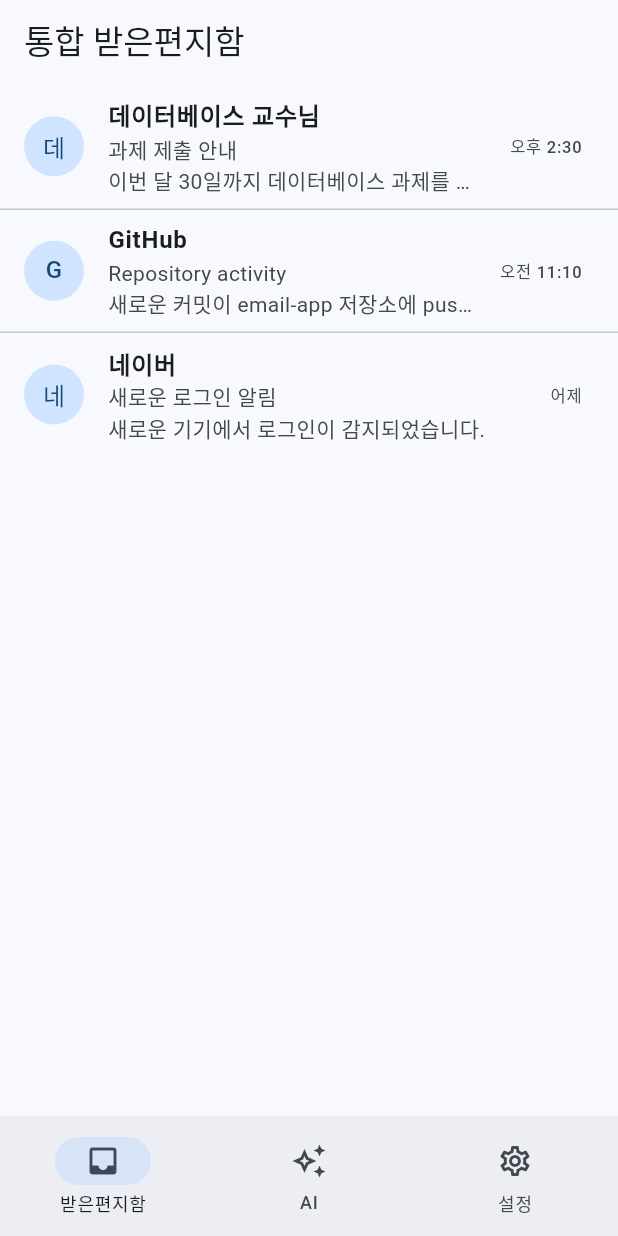
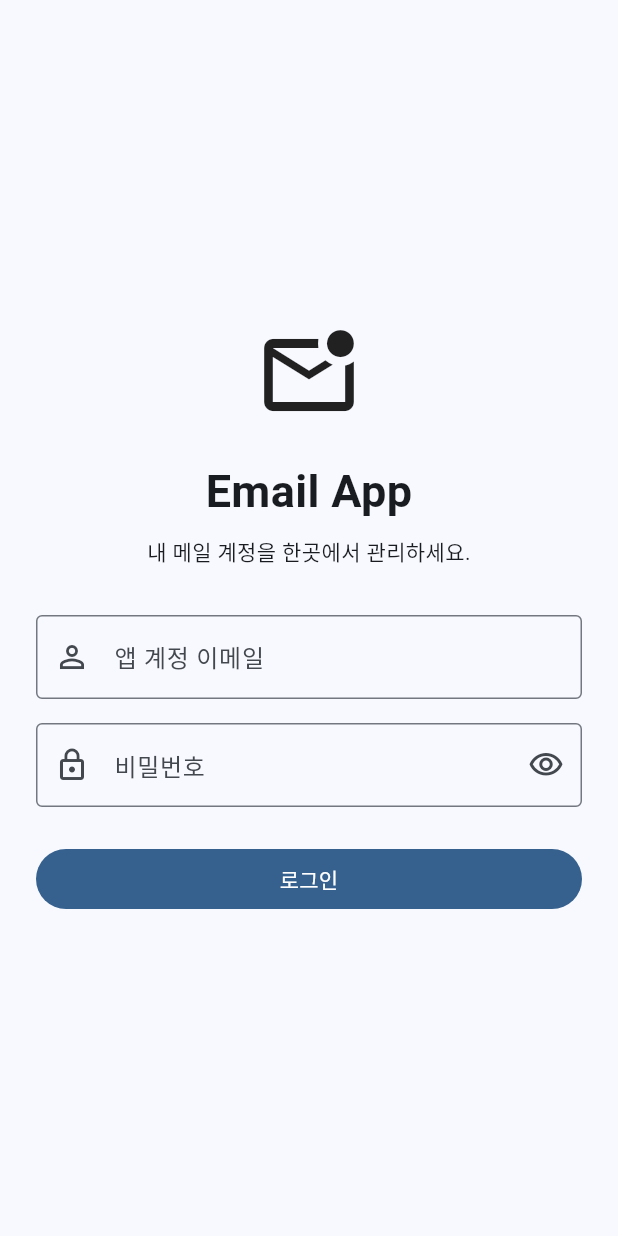
Before and after one commit to wiumoo/email-app, a Flutter app: the screen it shows after launch, on a phone screen of 412 x 824 dp. Run offline on Flutter 3.47's test engine with Material 3 defaults, Android fonts, the phone set to English and light mode, and no system bars.

Commit message:
feat: add app login and logout flow

```diff
--- a/mobile/lib/main.dart
+++ b/mobile/lib/main.dart
@@ -1,13 +1,33 @@
 import 'package:flutter/material.dart';
 
 import 'pages/home_page.dart';
+import 'pages/login_page.dart';
 
 void main() {
   runApp(const EmailApp());
 }
 
-class EmailApp extends StatelessWidget {
+class EmailApp extends StatefulWidget {
   const EmailApp({super.key});
+
+  @override
+  State<EmailApp> createState() => _EmailAppState();
+}
+
+class _EmailAppState extends State<EmailApp> {
+  bool isLoggedIn = false;
+
+  void login() {
+    setState(() {
+      isLoggedIn = true;
+    });
+  }
+
+  void logout() {
+    setState(() {
+      isLoggedIn = false;
+    });
+  }
 
   @override
   Widget build(BuildContext context) {
@@ -15,12 +35,10 @@ class EmailApp extends StatelessWidget {
       debugShowCheckedModeBanner: false,
       title: 'Email App',
       theme: ThemeData(
-        colorScheme: ColorScheme.fromSeed(
-          seedColor: Colors.blue,
-        ),
+        colorScheme: ColorScheme.fromSeed(seedColor: Colors.blue),
         useMaterial3: true,
       ),
-      home: const HomePage(),
+      home: isLoggedIn ? HomePage(onLogout: logout) : LoginPage(onLogin: login),
     );
   }
 }
--- a/mobile/lib/pages/home_page.dart
+++ b/mobile/lib/pages/home_page.dart
@@ -5,7 +5,9 @@ import 'mail_list_page.dart';
 import 'settings_page.dart';
 
 class HomePage extends StatefulWidget {
-  const HomePage({super.key});
+  final VoidCallback onLogout;
+
+  const HomePage({super.key, required this.onLogout});
 
   @override
   State<HomePage> createState() => _HomePageState();
@@ -14,25 +16,23 @@ class HomePage extends StatefulWidget {
 class _HomePageState extends State<HomePage> {
   int selectedIndex = 0;
 
-  final List<Widget> pages = const [
-    MailListPage(),
-    AiPage(),
-    SettingsPage(),
-  ];
-
-  void changePage(int index) {
-    setState(() {
-      selectedIndex = index;
-    });
-  }
-
   @override
   Widget build(BuildContext context) {
+    final pages = [
+      const MailListPage(),
+      const AiPage(),
+      SettingsPage(onLogout: widget.onLogout),
+    ];
+
     return Scaffold(
       body: pages[selectedIndex],
       bottomNavigationBar: NavigationBar(
         selectedIndex: selectedIndex,
-        onDestinationSelected: changePage,
+        onDestinationSelected: (index) {
+          setState(() {
+            selectedIndex = index;
+          });
+        },
         destinations: const [
           NavigationDestination(
             icon: Icon(Icons.inbox_outlined),
--- /dev/null
+++ b/mobile/lib/pages/login_page.dart
@@ -0,0 +1,124 @@
+import 'package:flutter/material.dart';
+
+class LoginPage extends StatefulWidget {
+  final VoidCallback onLogin;
+
+  const LoginPage({super.key, required this.onLogin});
+
+  @override
+  State<LoginPage> createState() => _LoginPageState();
+}
+
+class _LoginPageState extends State<LoginPage> {
+  final formKey = GlobalKey<FormState>();
+  final emailController = TextEditingController();
+  final passwordController = TextEditingController();
+
+  bool hidePassword = true;
+
+  @override
+  void dispose() {
+    emailController.dispose();
+    passwordController.dispose();
+    super.dispose();
+  }
+
+  void login() {
+    final isValid = formKey.currentState?.validate() ?? false;
+
+    if (!isValid) {
+      return;
+    }
+
+    widget.onLogin();
+  }
+
+  @override
+  Widget build(BuildContext context) {
+    return Scaffold(
+      body: Center(
+        child: SingleChildScrollView(
+          padding: const EdgeInsets.all(24),
+          child: ConstrainedBox(
+            constraints: const BoxConstraints(maxWidth: 420),
+            child: Form(
+              key: formKey,
+              child: Column(
+                crossAxisAlignment: CrossAxisAlignment.stretch,
+                children: [
+                  const Icon(Icons.mark_email_unread_outlined, size: 72),
+                  const SizedBox(height: 20),
+                  const Text(
+                    'Email App',
+                    textAlign: TextAlign.center,
+                    style: TextStyle(fontSize: 30, fontWeight: FontWeight.bold),
+                  ),
+                  const SizedBox(height: 8),
+                  const Text(
+                    '내 메일 계정을 한곳에서 관리하세요.',
+                    textAlign: TextAlign.center,
+                  ),
+                  const SizedBox(height: 32),
+                  TextFormField(
+                    controller: emailController,
+                    keyboardType: TextInputType.emailAddress,
+                    decoration: const InputDecoration(
+                      labelText: '앱 계정 이메일',
+                      border: OutlineInputBorder(),
+                      prefixIcon: Icon(Icons.person_outline),
+                    ),
+                    validator: (value) {
+                      final email = value?.trim() ?? '';
+
+                      if (email.isEmpty) {
+                        return '이메일을 입력하세요.';
+                      }
+
+                      if (!email.contains('@')) {
+                        return '올바른 이메일을 입력하세요.';
+                      }
+
+                      return null;
+                    },
+                  ),
+                  const SizedBox(height: 16),
+                  TextFormField(
+                    controller: passwordController,
+                    obscureText: hidePassword,
+                    decoration: InputDecoration(
+                      labelText: '비밀번호',
+                      border: const OutlineInputBorder(),
+                      prefixIcon: const Icon(Icons.lock_outline),
+                      suffixIcon: IconButton(
+                        onPressed: () {
+                          setState(() {
+                            hidePassword = !hidePassword;
+                          });
+                        },
+                        icon: Icon(
+                          hidePassword
+                              ? Icons.visibility_outlined
+                              : Icons.visibility_off_outlined,
+                        ),
+                      ),
+                    ),
+                    validator: (value) {
+                      if (value == null || value.isEmpty) {
+                        return '비밀번호를 입력하세요.';
+                      }
+
+                      return null;
+                    },
+                    onFieldSubmitted: (_) => login(),
+                  ),
+                  const SizedBox(height: 24),
+                  FilledButton(onPressed: login, child: const Text('로그인')),
+                ],
+              ),
+            ),
+          ),
+        ),
+      ),
+    );
+  }
+}
```
Also changed, not shown: mobile/lib/pages/ai_page.dart (+2 -7 lines), mobile/lib/pages/mail_detail_page.dart (+6 -23 lines), mobile/lib/pages/mail_list_page.dart (+3 -9 lines), mobile/lib/pages/settings_page.dart (+48 -55 lines), mobile/lib/data/dummy_mails.dart (line endings or trailing spaces), mobile/lib/models/mail.dart (line endings or trailing spaces), 1 other file.
